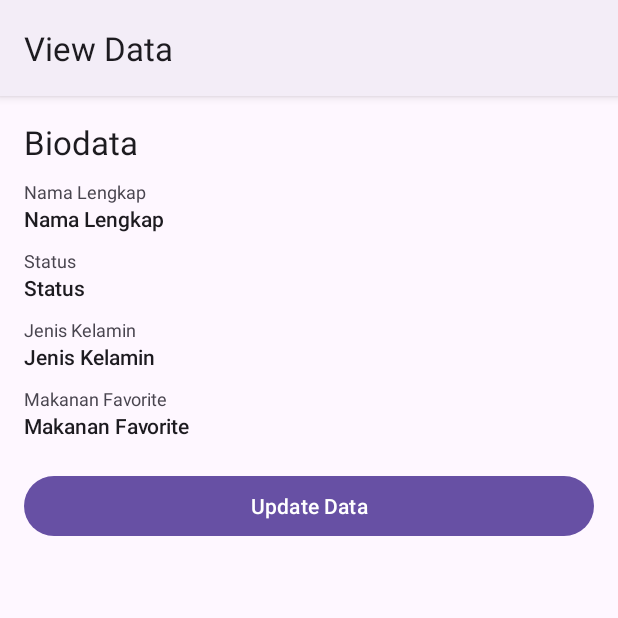
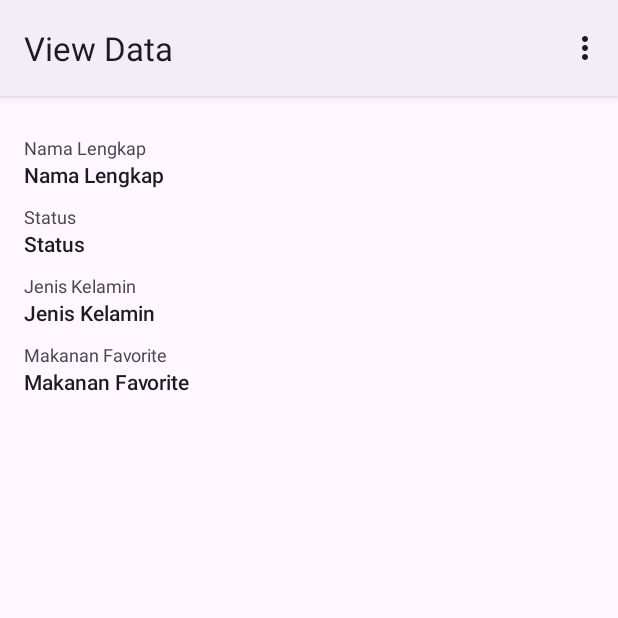
Before and after one commit to masrahman/latihan-mt, an Android app: the ResultActivity screen opened directly, with no data from a screen before it, on a phone screen of 412 x 824 dp, the top half of it. Run offline under Robolectric (Android 15) with nearby library versions, the phone set to English and light mode, and no system bars; our stand-ins replace Room's generated code.

Commit message:
add update and detele

```diff
--- a/app/src/main/java/id/maasrahman/latihanmt/Biodata.kt
+++ b/app/src/main/java/id/maasrahman/latihanmt/Biodata.kt
@@ -10,6 +10,7 @@ import kotlinx.parcelize.Parcelize
 @Entity(tableName = "biodata")
 data class Biodata (
     @PrimaryKey(autoGenerate = true)
+    @ColumnInfo(name = "_id")
     var id: Int? = null,
     @ColumnInfo(name = "name")
     var nama: String? = null,
--- a/app/src/main/java/id/maasrahman/latihanmt/ListActivity.kt
+++ b/app/src/main/java/id/maasrahman/latihanmt/ListActivity.kt
@@ -60,7 +60,7 @@ class ListActivity : AppCompatActivity() {
     private fun initView(){
         with(binding){
             adapter = BiodataAdapter{ bio ->
-                val intent = Intent(this@ListActivity, ResultActivity::class.java)
+                val intent = Intent(baseContext, ResultActivity::class.java)
                 intent.putExtra("biodata", bio)
                 startActivity(intent)
             }
--- a/app/src/main/res/layout/activity_result.xml
+++ b/app/src/main/res/layout/activity_result.xml
@@ -7,18 +7,18 @@
     android:padding="16dp"
     tools:context=".ResultActivity">
 
-    <TextView
+    <!--<TextView
         android:id="@+id/tvBiodata"
         app:layout_constraintTop_toTopOf="parent"
         app:layout_constraintStart_toStartOf="parent"
         style="@style/TextAppearance.AppCompat.Large"
         android:text="Biodata"
         android:layout_width="wrap_content"
-        android:layout_height="wrap_content" />
+        android:layout_height="wrap_content" />-->
 
     <TextView
         android:id="@+id/lblNama"
-        app:layout_constraintTop_toBottomOf="@id/tvBiodata"
+        app:layout_constraintTop_toTopOf="parent"
         app:layout_constraintStart_toStartOf="parent"
         android:text="Nama Lengkap"
         style="@style/TextAppearance.AppCompat.Caption"
@@ -92,13 +92,13 @@
         android:layout_width="wrap_content"
         android:layout_height="wrap_content" />
 
-    <Button
+   <!-- <Button
         android:id="@+id/btnUpdate"
         android:layout_width="match_parent"
         android:layout_height="wrap_content"
         android:layout_marginTop="20dp"
         android:text="Update Data"
         app:layout_constraintTop_toBottomOf="@id/txtMakanan"
-        tools:layout_editor_absoluteX="16dp" />
+        tools:layout_editor_absoluteX="16dp" />-->
 
 </androidx.constraintlayout.widget.ConstraintLayout>
--- /dev/null
+++ b/app/src/main/res/menu/result_menu.xml
@@ -0,0 +1,12 @@
+<?xml version="1.0" encoding="utf-8"?>
+<menu xmlns:android="http://schemas.android.com/apk/res/android"
+    xmlns:app="http://schemas.android.com/apk/res-auto">
+    <item
+        android:id="@+id/action_update"
+        android:title="Ubah Data"
+        android:icon="@drawable/ic_edit" />
+    <item
+        android:id="@+id/action_delete"
+        android:title="Hapus Data"
+        android:icon="@drawable/ic_delete" />
+</menu>
```
Also changed, not shown: app/src/main/java/id/maasrahman/latihanmt/ResultActivity.kt (+45 -4 lines), app/src/main/java/id/maasrahman/latihanmt/UpdateActivity.kt (+30 -17 lines).
